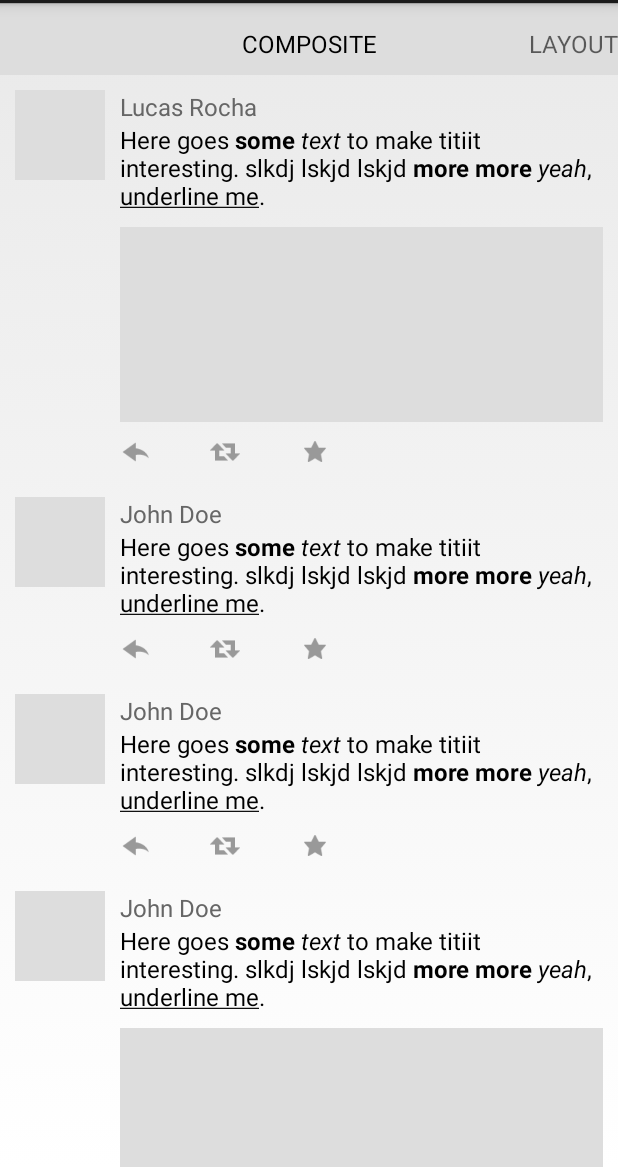
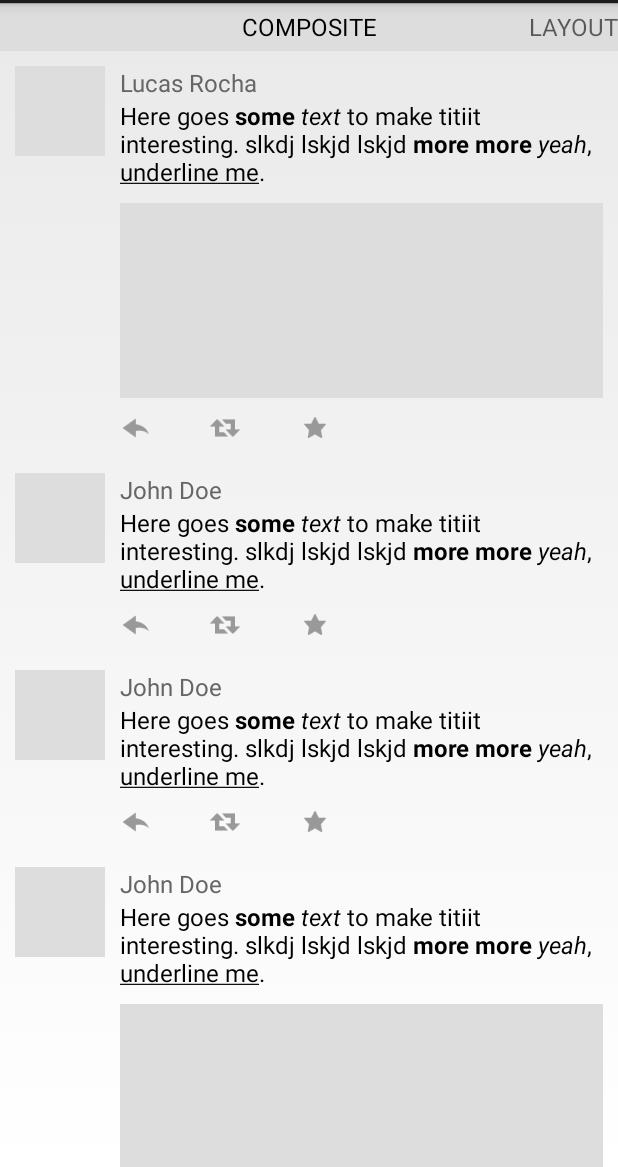
Before and after one commit to lucasr/android-layout-samples, an Android app: the screen it shows after launch (MainActivity), on a phone screen of 412 x 824 dp, the part 69-1236 px from its top. Run offline under Robolectric (Android 15) with nearby library versions, the phone set to English and light mode, and no system bars; our stand-ins replace Picasso; pictures from the network do not load.

Commit message:
[layout] Fix height of tab strip in activity_main.xml

```diff
--- a/src/main/res/layout/activity_main.xml
+++ b/src/main/res/layout/activity_main.xml
@@ -8,11 +8,9 @@
 
     <android.support.v4.view.PagerTitleStrip
         android:layout_width="fill_parent"
-        android:layout_height="48dp"
+        android:layout_height="32dp"
         android:layout_gravity="top"
-        android:paddingTop="10dp"
-        android:paddingBottom="10dp"
         android:background="#dddddd"
-        android:gravity="bottom"/>
+        android:gravity="center_vertical"/>
 
 </android.support.v4.view.ViewPager>
```
